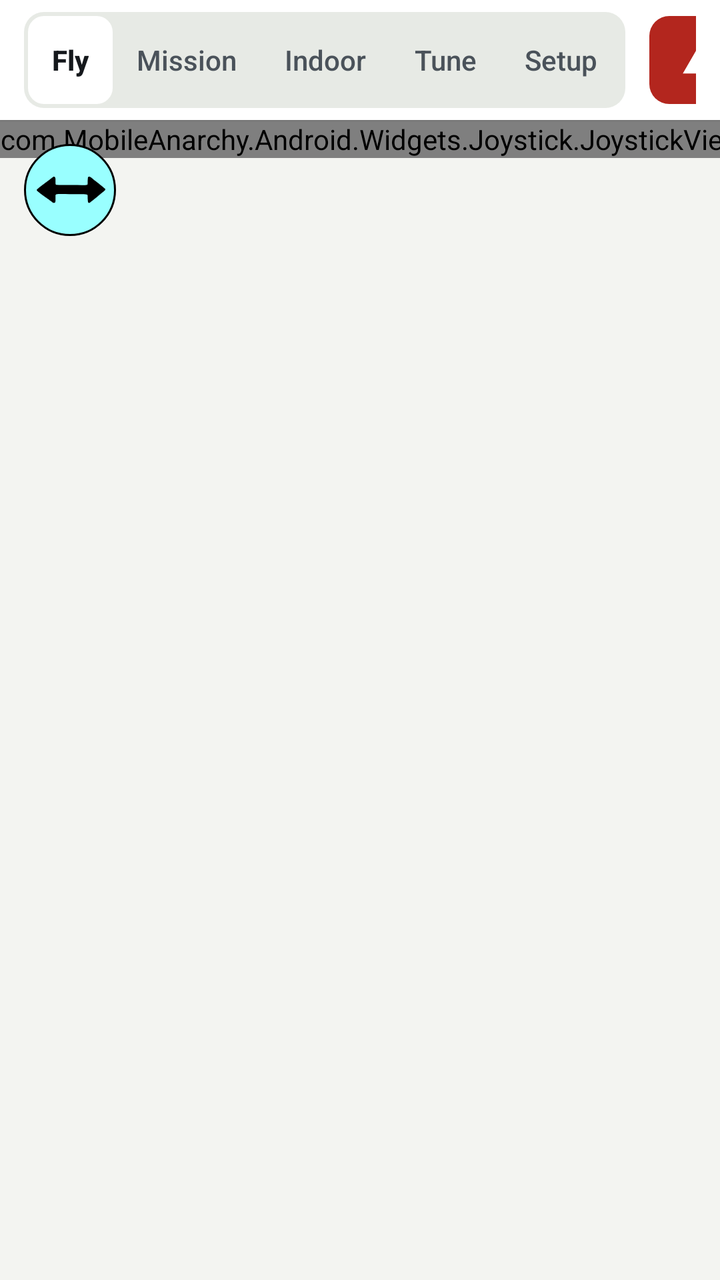
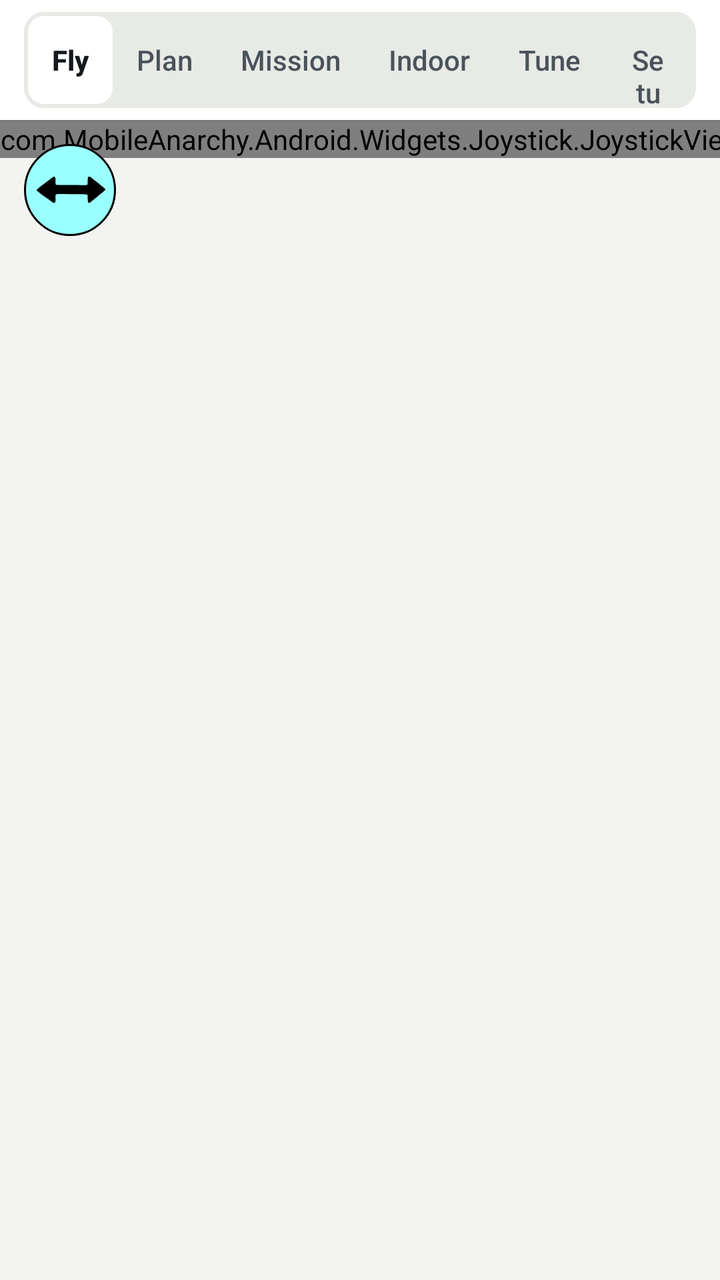

Two renders of the same Android screen: before a commit and after it. Below are the layout's source before the change and the commit's diff.
<!-- AndroidManifest.xml: application theme AppTheme -->
<!-- res/layout/activity_main.xml -->
<?xml version="1.0" encoding="utf-8"?>
<LinearLayout xmlns:android="http://schemas.android.com/apk/res/android"
    xmlns:app="http://schemas.android.com/apk/res-auto"
    android:layout_width="match_parent"
    android:layout_height="match_parent"
    android:background="@color/fly_ground"
    android:orientation="vertical">

    
    <LinearLayout
        android:id="@+id/fly_header"
        android:layout_width="match_parent"
        android:layout_height="60dp"
        android:background="@color/fly_surface"
        android:elevation="1dp"
        android:gravity="center_vertical"
        android:orientation="horizontal"
        android:paddingStart="12dp"
        android:paddingEnd="12dp">

        <LinearLayout
            android:layout_width="wrap_content"
            android:layout_height="wrap_content"
            android:background="@drawable/bg_fly_track"
            android:orientation="horizontal"
            android:padding="2dp">

            <com.google.android.material.button.MaterialButton
                android:id="@+id/tab_fly"
                style="@style/Fly.Button.Segment"
                android:layout_width="wrap_content"
                android:layout_height="44dp"
                android:text="Fly"
                android:textColor="@color/fly_ink"
                android:textStyle="bold"
                app:backgroundTint="@color/fly_surface" />

            <com.google.android.material.button.MaterialButton
                android:id="@+id/tab_mission"
                style="@style/Fly.Button.Segment"
                android:layout_width="wrap_content"
                android:layout_height="44dp"
                android:text="Mission" />

            
            
            <com.google.android.material.button.MaterialButton
                android:id="@+id/tab_indoor"
                style="@style/Fly.Button.Segment"
                android:layout_width="wrap_content"
                android:layout_height="44dp"
                android:text="Indoor" />

            <com.google.android.material.button.MaterialButton
                android:id="@+id/tab_tune"
                style="@style/Fly.Button.Segment"
                android:layout_width="wrap_content"
                android:layout_height="44dp"
                android:text="Tune" />

            <com.google.android.material.button.MaterialButton
                android:id="@+id/tab_setup"
                style="@style/Fly.Button.Segment"
                android:layout_width="wrap_content"
                android:layout_height="44dp"
                android:text="Setup" />
        </LinearLayout>

        <LinearLayout
            android:layout_width="0dp"
            android:layout_height="wrap_content"
            android:layout_weight="1"
            android:gravity="center"
            android:orientation="horizontal">

            <ImageView
                android:id="@+id/linkQuality_icon"
                android:layout_width="wrap_content"
                android:layout_height="wrap_content"
                android:contentDescription="@string/linkQualityIconContentDescription"
                android:labelFor="@+id/linkQuality_text"
                android:src="@drawable/ic_wifi_tethering_black_18dp" />

            <TextView
                android:id="@+id/linkQuality_text"
                android:layout_width="wrap_content"
                android:layout_height="wrap_content"
                android:layout_marginStart="4dp"
                android:maxLines="1"
                android:text="@string/linkQuality_text"
                android:textColor="@color/fly_ink"
                android:textSize="13sp" />

            <ImageView
                android:id="@+id/battery_icon"
                android:layout_width="wrap_content"
                android:layout_height="wrap_content"
                android:layout_marginStart="12dp"
                android:contentDescription="@string/batteryIconContentDescription"
                android:labelFor="@+id/battery_text"
                android:src="@drawable/ic_battery_std_black_18dp" />

            <TextView
                android:id="@+id/battery_text"
                android:layout_width="wrap_content"
                android:layout_height="wrap_content"
                android:layout_marginStart="4dp"
                android:fontFamily="monospace"
                android:maxLines="1"
                android:text="— V"
                android:textColor="@color/fly_ink"
                android:textSize="13sp"
                android:textStyle="bold" />

            <TextView
                android:id="@+id/fly_mode_chip"
                android:layout_width="wrap_content"
                android:layout_height="wrap_content"
                android:layout_marginStart="12dp"
                android:background="@drawable/bg_fly_chip_mode"
                android:paddingStart="10dp"
                android:paddingTop="4dp"
                android:paddingEnd="10dp"
                android:paddingBottom="4dp"
                android:text="MANUAL"
                android:textColor="@color/fly_ink"
                android:textSize="12sp"
                android:textStyle="bold"
                android:visibility="gone" />

            <TextView
                android:id="@+id/fly_armed_chip"
                android:layout_width="wrap_content"
                android:layout_height="wrap_content"
                android:layout_marginStart="6dp"
                android:background="@drawable/bg_fly_chip_disarmed"
                android:paddingStart="10dp"
                android:paddingTop="4dp"
                android:paddingEnd="10dp"
                android:paddingBottom="4dp"
                android:text="DISARMED"
                android:textColor="@color/fly_muted"
                android:textSize="12sp"
                android:textStyle="bold"
                android:visibility="gone" />
        </LinearLayout>

        
        <ImageButton
            android:id="@+id/imageButton_connect"
            android:layout_width="wrap_content"
            android:layout_height="wrap_content"
            android:background="@drawable/custom_button"
            android:contentDescription="@string/menu_connect_ContentDescription"
            android:src="@drawable/ic_action_import_export"
            android:visibility="gone" />

        <ImageButton
            android:id="@+id/imageButton_settings"
            android:layout_width="wrap_content"
            android:layout_height="wrap_content"
            android:background="@drawable/custom_button"
            android:contentDescription="@string/menu_preferences_ContentDescription"
            android:src="@drawable/ic_action_settings_light"
            android:visibility="gone" />

        
        <com.google.android.material.button.MaterialButton
            android:id="@+id/button_emergency"
            style="@style/Fly.Button.Danger"
            android:layout_width="wrap_content"
            android:layout_height="44dp"
            android:layout_marginStart="12dp"
            android:contentDescription="Cut motors, tap twice"
            android:paddingStart="16dp"
            android:paddingEnd="16dp"
            android:text="CUT MOTORS"
            app:icon="@drawable/ic_btn_cut_motors" />
    </LinearLayout>

    
    <FrameLayout
        android:layout_width="match_parent"
        android:layout_height="0dp"
        android:layout_weight="1">

        <LinearLayout
            android:layout_width="match_parent"
            android:layout_height="match_parent"
            android:orientation="horizontal">

            <FrameLayout
                android:layout_width="0dp"
                android:layout_height="match_parent"
                android:layout_weight="1">

                <com.MobileAnarchy.Android.Widgets.Joystick.JoystickView
                    android:id="@+id/joystick_left"
                    android:layout_width="match_parent"
                    android:layout_height="match_parent"
                    android:gravity="bottom" />

                <ImageButton
                    android:id="@+id/joystick_left_hlock"
                    android:layout_width="wrap_content"
                    android:layout_height="wrap_content"
                    android:layout_gravity="top|start"
                    android:layout_margin="12dp"
                    android:background="@drawable/custom_button_seledted"
                    android:contentDescription="Lock left stick horizontal axis"
                    android:src="@drawable/ic_horizontal"
                    android:tooltipText="Lock left stick horizontal axis" />
            </FrameLayout>

            <se.bitcraze.crazyfliecontrol2.FlightModePanel
                android:id="@+id/flightmodepanel"
                android:layout_width="360dp"
                android:layout_height="match_parent" />

            <FrameLayout
                android:layout_width="0dp"
                android:layout_height="match_parent"
                android:layout_weight="1">

                <com.MobileAnarchy.Android.Widgets.Joystick.JoystickView
                    android:id="@+id/joystick_right"
                    android:layout_width="match_parent"
                    android:layout_height="match_parent"
                    android:gravity="bottom" />
            </FrameLayout>
        </LinearLayout>

        
        <ScrollView
            android:id="@+id/fly_more_panel"
            android:layout_width="420dp"
            android:layout_height="match_parent"
            android:layout_gravity="end"
            android:background="@color/fly_surface"
            android:elevation="8dp"
            android:visibility="gone">

            <LinearLayout
                android:layout_width="match_parent"
                android:layout_height="wrap_content"
                android:orientation="vertical"
                android:paddingStart="16dp"
                android:paddingTop="8dp"
                android:paddingEnd="16dp"
                android:paddingBottom="16dp">

                <LinearLayout
                    android:layout_width="match_parent"
                    android:layout_height="wrap_content"
                    android:gravity="center_vertical"
                    android:orientation="horizontal">

                    <TextView
                        android:layout_width="0dp"
                        android:layout_height="wrap_content"
                        android:layout_weight="1"
                        android:accessibilityHeading="true"
                        android:text="More"
                        android:textColor="@color/fly_ink"
                        android:textSize="17sp"
                        android:textStyle="bold" />

                    <ImageButton
                        android:id="@+id/fly_more_close"
                        android:layout_width="44dp"
                        android:layout_height="44dp"
                        android:contentDescription="Close More panel"
                        android:src="@drawable/ic_btn_clear"
                        android:tooltipText="Close" />
                </LinearLayout>

                <LinearLayout
                    android:layout_width="match_parent"
                    android:layout_height="wrap_content"
                    android:layout_marginTop="6dp"
                    android:orientation="horizontal">

                    <TextView
                        android:layout_width="0dp"
                        android:layout_height="wrap_content"
                        android:layout_weight="1"
                        android:labelFor="@+id/seek_hover_thrust"
                        android:text="Hover thrust — used by Takeoff and Hold"
                        android:textColor="@color/fly_muted"
                        android:textSize="13sp" />

                    <TextView
                        android:id="@+id/text_hover_thrust"
                        android:layout_width="wrap_content"
                        android:layout_height="wrap_content"
                        android:fontFamily="monospace"
                        android:text="30000"
                        android:textColor="@color/fly_ink"
                        android:textSize="13sp"
                        android:textStyle="bold" />
                </LinearLayout>

                <SeekBar
                    android:id="@+id/seek_hover_thrust"
                    android:layout_width="match_parent"
                    android:layout_height="40dp"
                    android:max="47000" />

                <LinearLayout
                    android:layout_width="match_parent"
                    android:layout_height="wrap_content"
                    android:layout_marginTop="4dp"
                    android:gravity="center_vertical"
                    android:orientation="horizontal">

                    <TextView
                        android:id="@+id/text_tilt_status"
                        android:layout_width="0dp"
                        android:layout_height="wrap_content"
                        android:layout_weight="1"
                        android:text="Tilt control: steer by tilting the phone. Off until you switch it on."
                        android:textColor="@color/fly_muted"
                        android:textSize="12sp" />

                    <ToggleButton
                        android:id="@+id/toggle_tilt_control"
                        android:layout_width="wrap_content"
                        android:layout_height="44dp"
                        android:layout_marginStart="8dp"
                        android:textOff="Tilt: OFF"
                        android:textOn="TILT ON" />
                </LinearLayout>

                
                <LinearLayout
                    android:layout_width="match_parent"
                    android:layout_height="wrap_content"
                    android:layout_marginTop="8dp"
                    android:orientation="horizontal">

                    <com.google.android.material.button.MaterialButton
                        android:id="@+id/button_arm"
                        style="@style/Fly.Button.Outline"
                        android:layout_width="0dp"
                        android:layout_height="44dp"
                        android:layout_marginEnd="6dp"
                        android:layout_weight="1"
                        android:text="Arm"
                        app:icon="@drawable/ic_btn_arm" />

                    <com.google.android.material.button.MaterialButton
                        android:id="@+id/button_disarm"
                        style="@style/Fly.Button.Outline"
                        android:layout_width="0dp"
                        android:layout_height="44dp"
                        android:layout_weight="1"
                        android:text="Disarm"
                        app:icon="@drawable/ic_btn_disarm" />
                </LinearLayout>

                
                <LinearLayout
                    android:id="@+id/fly_deck_row"
                    android:layout_width="match_parent"
                    android:layout_height="wrap_content"
                    android:layout_marginTop="8dp"
                    android:gravity="center_vertical"
                    android:orientation="horizontal">

                    <ImageButton
                        android:id="@+id/button_ledRing"
                        android:layout_width="wrap_content"
                        android:layout_height="wrap_content"
                        android:layout_marginEnd="8dp"
                        android:background="@drawable/custom_button_action"
                        android:contentDescription="@string/button_ledring_contentDescription"
                        android:onClick="switchLedRingEffect"
                        android:src="@drawable/ic_led_ring"
                        android:visibility="gone" />

                    <ImageButton
                        android:id="@+id/button_headLight"
                        android:layout_width="wrap_content"
                        android:layout_height="wrap_content"
                        android:layout_marginEnd="8dp"
                        android:background="@drawable/custom_button_action"
                        android:contentDescription="@string/button_headlight_contentDescription"
                        android:onClick="toggleHeadlight"
                        android:src="@drawable/ic_headlight"
                        android:visibility="gone" />

                    <ImageButton
                        android:id="@+id/button_buzzerSound"
                        android:layout_width="wrap_content"
                        android:layout_height="wrap_content"
                        android:background="@drawable/custom_button_action"
                        android:contentDescription="@string/button_buzzer_contentDescription"
                        android:onClick="playBuzzerSound"
                        android:src="@drawable/ic_volume_up_black"
                        android:visibility="gone" />
                </LinearLayout>

                <TextView
                    android:layout_width="wrap_content"
                    android:layout_height="wrap_content"
                    android:layout_marginTop="8dp"
                    android:text="STICK OUTPUT"
                    android:textColor="@color/fly_muted"
                    android:textSize="11sp"
                    android:textStyle="bold" />

                <se.bitcraze.crazyfliecontrol2.FlightDataView
                    android:id="@+id/flightdataview"
                    android:layout_width="wrap_content"
                    android:layout_height="wrap_content" />

                <TextView
                    android:layout_width="wrap_content"
                    android:layout_height="wrap_content"
                    android:layout_marginTop="8dp"
                    android:text="DRONE LOG"
                    android:textColor="@color/fly_muted"
                    android:textSize="11sp"
                    android:textStyle="bold" />

                <ScrollView
                    android:id="@+id/console_scrollView"
                    android:layout_width="match_parent"
                    android:layout_height="100dp"
                    android:layout_marginTop="2dp"
                    android:background="@drawable/bg_fly_log"
                    android:fillViewport="true"
                    android:scrollbars="vertical">

                    <TextView
                        android:id="@+id/console_textView"
                        android:layout_width="match_parent"
                        android:layout_height="wrap_content"
                        android:fontFamily="monospace"
                        android:gravity="top"
                        android:padding="6dp"
                        android:textColor="@color/fly_track"
                        android:textSize="11sp" />
                </ScrollView>

                <com.google.android.material.button.MaterialButton
                    android:id="@+id/fly_disconnect"
                    style="@style/Fly.Button.Outline"
                    android:layout_width="match_parent"
                    android:layout_height="44dp"
                    android:layout_marginTop="10dp"
                    android:text="Disconnect"
                    app:icon="@drawable/ic_btn_wifi" />

                <TextView
                    android:id="@+id/text_hardware_limits"
                    android:layout_width="match_parent"
                    android:layout_height="wrap_content"
                    android:layout_marginTop="8dp"
                    android:text="This board has only a motion sensor: Hold keeps a thrust level, not a height, and map position is estimated."
                    android:textColor="@color/fly_muted"
                    android:textSize="12sp" />
            </LinearLayout>
        </ScrollView>
    </FrameLayout>
</LinearLayout>
<!-- resources referenced by this layout -->
<resources>
  <color name="fly_ground">#F3F4F1</color>
  <color name="fly_ink">#15181C</color>
  <color name="fly_muted">#4A525A</color>
  <color name="fly_surface">#FFFFFF</color>
  <color name="fly_track">#E7EAE5</color>
  <!-- drawable bg_fly_chip_disarmed (drawable) -->
  <?xml version="1.0" encoding="utf-8"?>
  <shape xmlns:android="http://schemas.android.com/apk/res/android" android:shape="rectangle">
      <solid android:color="@android:color/transparent" />
      <stroke android:width="1.5dp" android:color="@color/fly_control" />
      <corners android:radius="12dp" />
  </shape>
  <!-- drawable bg_fly_chip_mode (drawable) -->
  <?xml version="1.0" encoding="utf-8"?>
  <shape xmlns:android="http://schemas.android.com/apk/res/android" android:shape="rectangle">
      <solid android:color="@color/fly_track" />
      <corners android:radius="12dp" />
  </shape>
  <!-- drawable bg_fly_log (drawable) -->
  <?xml version="1.0" encoding="utf-8"?>
  <shape xmlns:android="http://schemas.android.com/apk/res/android" android:shape="rectangle">
      <solid android:color="@color/fly_ink" />
      <corners android:radius="8dp" />
  </shape>
  <!-- drawable bg_fly_track (drawable) -->
  <?xml version="1.0" encoding="utf-8"?>
  <shape xmlns:android="http://schemas.android.com/apk/res/android" android:shape="rectangle">
      <solid android:color="@color/fly_track" />
      <corners android:radius="10dp" />
  </shape>
  <!-- drawable ic_btn_cut_motors (drawable) -->
  <?xml version="1.0" encoding="utf-8"?>
  <vector xmlns:android="http://schemas.android.com/apk/res/android"
      android:width="24dp"
      android:height="24dp"
      android:viewportWidth="24"
      android:viewportHeight="24">
      <path
          android:fillColor="#FF212121"
          android:pathData="M1,21h22L12,2 1,21zM13,18h-2v-2h2v2zM13,14h-2v-4h2v4z" />
  </vector>
  <string name="batteryIconContentDescription">Battery icon</string>
  <string name="button_buzzer_contentDescription">Buzzer button</string>
  <string name="button_headlight_contentDescription">Headlight button</string>
  <string name="button_ledring_contentDescription">LED ring button</string>
  <string name="linkQualityIconContentDescription">Link quality icon</string>
  <string name="linkQuality_text">%1$3s</string>
  <string name="menu_connect_ContentDescription">Connect/Disconnect button</string>
  <string name="menu_preferences_ContentDescription">Preferences button</string>
  <style name="Fly.Button.Danger">
          <item name="backgroundTint">@color/fly_danger</item>
          <item name="android:textColor">@color/fly_surface</item>
          <item name="iconTint">@color/fly_surface</item>
          <item name="android:textStyle">bold</item>
      </style>
  <style name="Fly.Button.Outline">
          <item name="backgroundTint">@color/fly_surface</item>
          <item name="android:textColor">@color/fly_ink</item>
          <item name="iconTint">@color/fly_ink</item>
          <item name="strokeColor">@color/fly_control</item>
          <item name="strokeWidth">1.5dp</item>
      </style>
  <style name="Fly.Button.Segment">
          <item name="backgroundTint">@android:color/transparent</item>
          <item name="android:textColor">@color/fly_muted</item>
          <item name="cornerRadius">8dp</item>
          <item name="android:paddingStart">12dp</item>
          <item name="android:paddingEnd">12dp</item>
      </style>
  <style name="AppTheme" parent="Theme.MaterialComponents.Light.NoActionBar">
          
          <item name="colorPrimary">#3EC2FC</item>
          <item name="colorPrimaryDark">#99acc1</item>
          <item name="colorAccent">#FF4081</item>
      </style>
  <color name="fly_control">#C9CEC8</color>
  <color name="fly_danger">#B3261E</color>
  <!-- unchanged entries left out for length: 15 -->
</resources>

<!-- the commit's change to res/layout/activity_main.xml (unified diff, before → after) -->
@@ -34,6 +34,15 @@
                 android:textColor="@color/fly_ink"
                 android:textStyle="bold"
                 app:backgroundTint="@color/fly_surface" />
+
+            
+            
+            <com.google.android.material.button.MaterialButton
+                android:id="@+id/tab_plan"
+                style="@style/Fly.Button.Segment"
+                android:layout_width="wrap_content"
+                android:layout_height="44dp"
+                android:text="Plan" />
 
             <com.google.android.material.button.MaterialButton
                 android:id="@+id/tab_mission"
